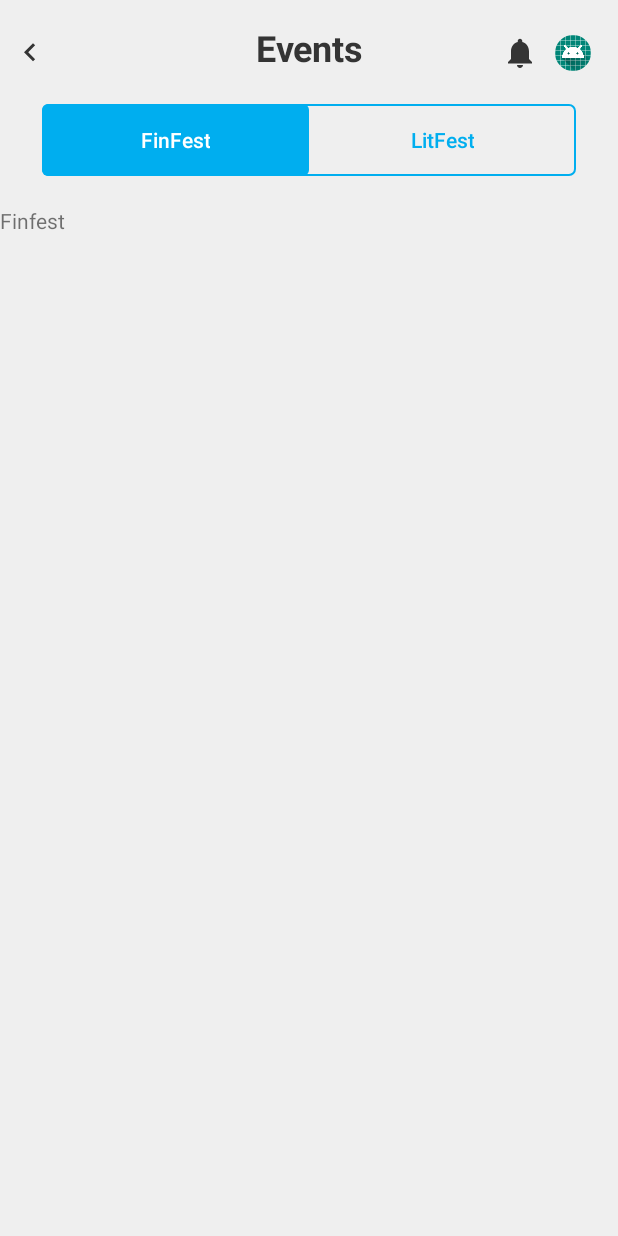
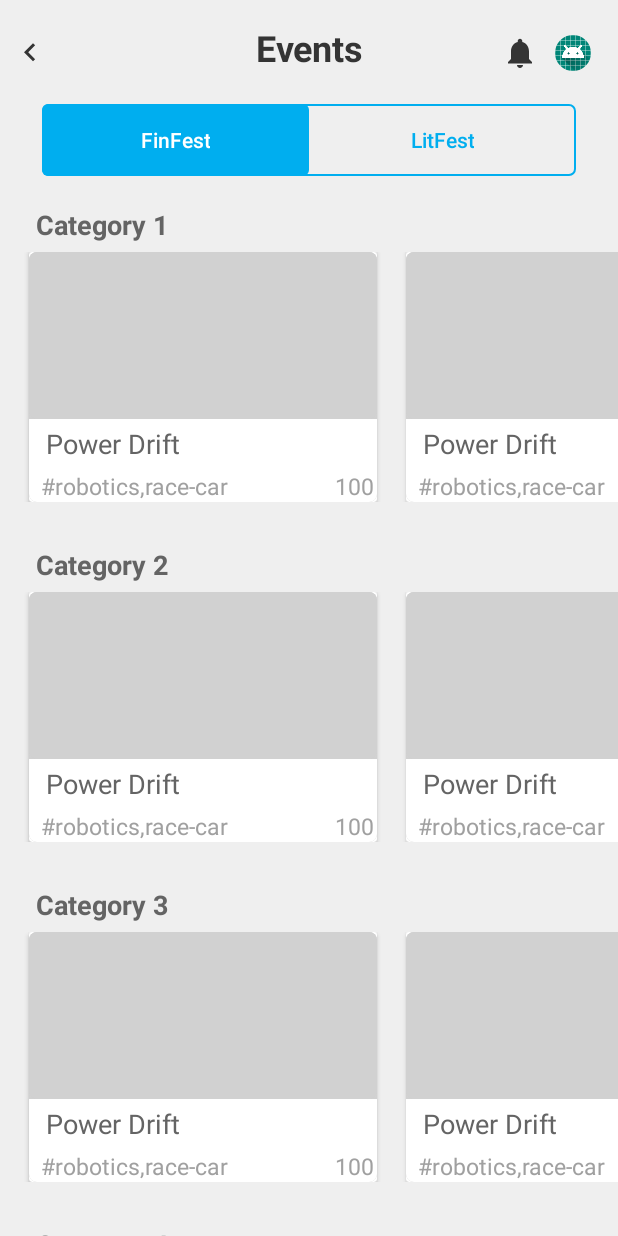
Before and after one commit to mdg-iitr/cognizance19, an Android app: the screen it shows after launch (MainActivity), on a phone screen of 412 x 824 dp. Run offline under Robolectric (Android 15) with nearby library versions, the phone set to English and light mode, and no system bars; our stand-ins replace CircleImageView.

Commit message:
Add nested recycler view in finfest fragment

```diff
--- /dev/null
+++ b/app/src/main/java/com/mdgiitr/karthik/cognizance19/adapters/FinfestAdapter.java
@@ -0,0 +1,61 @@
+package com.mdgiitr.karthik.cognizance19.adapters;
+
+import android.content.Context;
+import android.support.annotation.NonNull;
+import android.support.v7.widget.LinearLayoutManager;
+import android.support.v7.widget.RecyclerView;
+import android.view.LayoutInflater;
+import android.view.View;
+import android.view.ViewGroup;
+import android.widget.TextView;
+
+import com.mdgiitr.karthik.cognizance19.R;
+import com.mdgiitr.karthik.cognizance19.models.EventModel;
+import com.mdgiitr.karthik.cognizance19.models.FinfestModel;
+
+import java.util.List;
+
+public class FinfestAdapter extends RecyclerView.Adapter<FinfestAdapter.FinfestViewHolder> {
+    List<FinfestModel> list;
+    Context context;
+
+    public FinfestAdapter(Context context, List<FinfestModel> list) {
+        this.context = context;
+        this.list = list;
+    }
+
+    @NonNull
+    @Override
+    public FinfestViewHolder onCreateViewHolder(@NonNull ViewGroup parent, int i) {
+        View itemView = LayoutInflater.from(parent.getContext())
+                .inflate(R.layout.list_item_finfest, parent, false);
+
+        return new FinfestViewHolder(itemView);
+    }
+
+    @Override
+    public void onBindViewHolder(@NonNull FinfestViewHolder holder, int position) {
+        FinfestModel finfestModel = list.get(position);
+
+        holder.category.setText(finfestModel.getCategory());
+        List<EventModel> eventModelList = finfestModel.getEventList();
+        holder.recyclerView.setLayoutManager(new LinearLayoutManager(context,LinearLayoutManager.HORIZONTAL,false));
+        holder.recyclerView.setAdapter(new FinfestEventAdapter(eventModelList));
+    }
+
+    @Override
+    public int getItemCount() {
+        return list.size();
+    }
+
+    public class FinfestViewHolder extends RecyclerView.ViewHolder{
+        public TextView category;
+        public RecyclerView recyclerView;
+
+        public FinfestViewHolder(@NonNull View itemView) {
+            super(itemView);
+            category = itemView.findViewById(R.id.finfest_category);
+            recyclerView = itemView.findViewById(R.id.finfest_category_recyclerview);
+        }
+    }
+}
--- /dev/null
+++ b/app/src/main/java/com/mdgiitr/karthik/cognizance19/adapters/FinfestEventAdapter.java
@@ -0,0 +1,61 @@
+package com.mdgiitr.karthik.cognizance19.adapters;
+
+import android.support.annotation.NonNull;
+import android.support.v7.widget.RecyclerView;
+import android.view.LayoutInflater;
+import android.view.View;
+import android.view.ViewGroup;
+import android.widget.ImageView;
+import android.widget.TextView;
+
+import com.mdgiitr.karthik.cognizance19.R;
+import com.mdgiitr.karthik.cognizance19.models.EventModel;
+
+import java.util.List;
+
+public class FinfestEventAdapter extends RecyclerView.Adapter<FinfestEventAdapter.FinfestEventViewHolder> {
+    List<EventModel> eventList;
+
+    public FinfestEventAdapter(List<EventModel> eventList) {
+        this.eventList = eventList;
+    }
+
+    @NonNull
+    @Override
+    public FinfestEventViewHolder onCreateViewHolder(@NonNull ViewGroup parent, int viewType) {
+        View itemView = LayoutInflater.from(parent.getContext())
+                .inflate(R.layout.list_item_finfest_event, parent, false);
+
+        return new FinfestEventViewHolder(itemView);
+    }
+
+    @Override
+    public void onBindViewHolder(@NonNull FinfestEventViewHolder holder, int position) {
+        EventModel model = eventList.get(position);
+
+        // holder.eventPic.setImage(getFromGlide(model.getImageURL()))
+        holder.eventPic.setImageResource(R.drawable.home_menu_gray_card);
+        holder.eventName.setText(model.getEventName());
+        holder.eventCategory.setText(model.getEventCategory());
+        holder.eventFollower.setText(model.getEventFollowers());
+
+    }
+
+    @Override
+    public int getItemCount() {
+        return eventList.size();
+    }
+
+    public class FinfestEventViewHolder extends RecyclerView.ViewHolder {
+        public ImageView eventPic;
+        public TextView eventName, eventCategory, eventFollower;
+
+        public FinfestEventViewHolder(@NonNull View itemView) {
+            super(itemView);
+            eventPic = itemView.findViewById(R.id.finfest_event_image);
+            eventName = itemView.findViewById(R.id.finfest_event_name);
+            eventCategory = itemView.findViewById(R.id.finfest_event_catagory);
+            eventFollower = itemView.findViewById(R.id.finfest_event_followers);
+        }
+    }
+}
--- a/app/src/main/java/com/mdgiitr/karthik/cognizance19/adapters/HomeMenuEventAdapter.java
+++ b/app/src/main/java/com/mdgiitr/karthik/cognizance19/adapters/HomeMenuEventAdapter.java
@@ -10,15 +10,15 @@ import android.widget.ImageView;
 import android.widget.TextView;
 
 import com.mdgiitr.karthik.cognizance19.R;
-import com.mdgiitr.karthik.cognizance19.models.HomeMenuEventModel;
+import com.mdgiitr.karthik.cognizance19.models.EventModel;
 
 import java.util.List;
 
 public class HomeMenuEventAdapter extends RecyclerView.Adapter<HomeMenuEventAdapter.HomeMenuEventViewHolder> {
     Context context;
-    List<HomeMenuEventModel> myList;
+    List<EventModel> myList;
 
-    public HomeMenuEventAdapter(Context context, List<HomeMenuEventModel> myList) {
+    public HomeMenuEventAdapter(Context context, List<EventModel> myList) {
         this.context = context;
         this.myList = myList;
     }
@@ -34,7 +34,7 @@ public class HomeMenuEventAdapter extends RecyclerView.Adapter<HomeMenuEventAdap
 
     @Override
     public void onBindViewHolder(@NonNull HomeMenuEventViewHolder holder, int position) {
-        HomeMenuEventModel model = myList.get(position);
+        EventModel model = myList.get(position);
 
         // holder.eventPic.setImage(getFromGlide(model.getImageURL()))
         holder.eventPic.setImageResource(R.drawable.home_menu_gray_card);
--- a/app/src/main/java/com/mdgiitr/karthik/cognizance19/adapters/HomeMenuWorkshopAdapter.java
+++ b/app/src/main/java/com/mdgiitr/karthik/cognizance19/adapters/HomeMenuWorkshopAdapter.java
@@ -10,15 +10,15 @@ import android.widget.ImageView;
 import android.widget.TextView;
 
 import com.mdgiitr.karthik.cognizance19.R;
-import com.mdgiitr.karthik.cognizance19.models.HomeMenuEventModel;
+import com.mdgiitr.karthik.cognizance19.models.EventModel;
 
 import java.util.List;
 
 public class HomeMenuWorkshopAdapter extends RecyclerView.Adapter<HomeMenuWorkshopAdapter.HomeMenuWorkshopViewHolder> {
     Context context;
-    List<HomeMenuEventModel> list;
+    List<EventModel> list;
 
-    public HomeMenuWorkshopAdapter(Context context, List<HomeMenuEventModel> list) {
+    public HomeMenuWorkshopAdapter(Context context, List<EventModel> list) {
         this.context = context;
         this.list = list;
     }
@@ -32,7 +32,7 @@ public class HomeMenuWorkshopAdapter extends RecyclerView.Adapter<HomeMenuWorksh
 
     @Override
     public void onBindViewHolder(@NonNull HomeMenuWorkshopViewHolder holder, int position) {
-        HomeMenuEventModel model = list.get(position);
+        EventModel model = list.get(position);
 
 //        holder.eventPic.setImageBitmap(getImageFromGlide(model.getEventPicURl()));
         holder.eventPic.setImageResource(R.drawable.home_menu_gray_card);
--- a/app/src/main/java/com/mdgiitr/karthik/cognizance19/models/HomeMenuEventModel.java
+++ b/app/src/main/java/com/mdgiitr/karthik/cognizance19/models/EventModel.java
@@ -2,10 +2,10 @@ package com.mdgiitr.karthik.cognizance19.models;
 
 import android.graphics.Bitmap;
 
-public class HomeMenuEventModel {
+public class EventModel {
     private String eventName, eventCategory, eventFollowers, eventPicURL;
 
-    public HomeMenuEventModel() {
+    public EventModel() {
     }
 
     public String getEventPicURl() {
--- /dev/null
+++ b/app/src/main/java/com/mdgiitr/karthik/cognizance19/models/FinfestModel.java
@@ -0,0 +1,27 @@
+package com.mdgiitr.karthik.cognizance19.models;
+
+import java.util.List;
+
+public class FinfestModel {
+    private String category;
+    private List<EventModel> eventList;
+
+    public FinfestModel() {
+    }
+
+    public String getCategory() {
+        return category;
+    }
+
+    public void setCategory(String category) {
+        this.category = category;
+    }
+
+    public List<EventModel> getEventList() {
+        return eventList;
+    }
+
+    public void setEventList(List<EventModel> eventList) {
+        this.eventList = eventList;
+    }
+}
--- a/app/src/main/java/com/mdgiitr/karthik/cognizance19/view/EventFinfestFragment.java
+++ b/app/src/main/java/com/mdgiitr/karthik/cognizance19/view/EventFinfestFragment.java
@@ -2,18 +2,54 @@ package com.mdgiitr.karthik.cognizance19.view;
 
 import android.os.Bundle;
 import android.support.v4.app.Fragment;
+import android.support.v7.widget.LinearLayoutManager;
+import android.support.v7.widget.RecyclerView;
 import android.view.LayoutInflater;
 import android.view.View;
 import android.view.ViewGroup;
 
 import com.mdgiitr.karthik.cognizance19.R;
+import com.mdgiitr.karthik.cognizance19.adapters.FinfestAdapter;
+import com.mdgiitr.karthik.cognizance19.models.EventModel;
+import com.mdgiitr.karthik.cognizance19.models.FinfestModel;
+
+import java.util.ArrayList;
+import java.util.List;
 
 public class EventFinfestFragment extends Fragment {
+    private RecyclerView recyclerView;
+    private FinfestAdapter adapter;
+    private List<FinfestModel> list;
 
     @Override
     public View onCreateView(LayoutInflater inflater, ViewGroup container,
                              Bundle savedInstanceState) {
         // Inflate the layout for this fragment
-        return inflater.inflate(R.layout.fragment_event_finfest, container, false);
+        View view = inflater.inflate(R.layout.fragment_event_finfest, container, false);
+
+        recyclerView = view.findViewById(R.id.finfest_recyclerview);
+        list = new ArrayList<>();
+        adapter = new FinfestAdapter(getContext(),list);
+
+        for (int i=1;i<=5;i++){
+            FinfestModel finfestModel = new FinfestModel();
+            finfestModel.setCategory("Category " + i);
+            List<EventModel> eventModelList = new ArrayList<>();
+            for (int j=0;j<9;j++){
+                EventModel eventModel = new EventModel();
+                eventModel.setEventName("Power Drift");
+                eventModel.setEventCategory("#robotics,race-car");
+                eventModel.setEventFollowers("100 followers");
+                eventModelList.add(eventModel);
+            }
+            finfestModel.setEventList(eventModelList);
+            list.add(finfestModel);
+        }
+
+        adapter.notifyDataSetChanged();
+        recyclerView.setLayoutManager(new LinearLayoutManager(getContext()));
+        recyclerView.setAdapter(adapter)
+        ;
+        return view;
     }
 }
--- a/app/src/main/java/com/mdgiitr/karthik/cognizance19/view/HomeMenuFragment.java
+++ b/app/src/main/java/com/mdgiitr/karthik/cognizance19/view/HomeMenuFragment.java
@@ -12,14 +12,14 @@ import com.mdgiitr.karthik.cognizance19.R;
 import com.mdgiitr.karthik.cognizance19.adapters.HomeMenuEventAdapter;
 import com.mdgiitr.karthik.cognizance19.adapters.HomeMenuTechtainmentAdapter;
 import com.mdgiitr.karthik.cognizance19.adapters.HomeMenuWorkshopAdapter;
-import com.mdgiitr.karthik.cognizance19.models.HomeMenuEventModel;
+import com.mdgiitr.karthik.cognizance19.models.EventModel;
 
 import java.util.ArrayList;
 import java.util.List;
 
 public class HomeMenuFragment extends Fragment {
     private RecyclerView eventRecyclerView, workshopRecyclerView, techtainmentRecyclerView, guestRecyclerView;
-    private List<HomeMenuEventModel> eventList, workshopList;
+    private List<EventModel> eventList, workshopList;
     private List<String> techtainmentURL, guestURL;
     private HomeMenuEventAdapter eventAdapter;
     private HomeMenuWorkshopAdapter workshopAdapter;
@@ -46,13 +46,13 @@ public class HomeMenuFragment extends Fragment {
         techtainmentAdapter = new HomeMenuTechtainmentAdapter(getContext(),techtainmentURL);
         guestAdapter = new HomeMenuTechtainmentAdapter(getContext(), guestURL);
 
-        HomeMenuEventModel eventModel = new HomeMenuEventModel();
+        EventModel eventModel = new EventModel();
         eventModel.setEventName("Armageddon");
         eventModel.setEventCategory("#robotics, bot-wars");
         eventModel.setEventFollowers("100 followers");
         eventList.add(eventModel);
 
-        HomeMenuEventModel eventModel1 = new HomeMenuEventModel();
+        EventModel eventModel1 = new EventModel();
         eventModel1.setEventName("Powerdrift");
         eventModel1.setEventCategory("#robotics, race-car");
         eventModel1.setEventFollowers("70 followers");
--- a/app/src/main/res/layout/fragment_event_finfest.xml
+++ b/app/src/main/res/layout/fragment_event_finfest.xml
@@ -6,10 +6,8 @@
     android:background="#ffefefef"
     tools:context=".view.EventFinfestFragment">
 
-    <!-- TODO: Update blank fragment layout -->
-    <TextView
+    <android.support.v7.widget.RecyclerView
+        android:id="@+id/finfest_recyclerview"
         android:layout_width="match_parent"
-        android:layout_height="match_parent"
-        android:text="Finfest" />
-
+        android:layout_height="wrap_content"/>
 </FrameLayout>
--- /dev/null
+++ b/app/src/main/res/layout/list_item_finfest.xml
@@ -0,0 +1,25 @@
+<?xml version="1.0" encoding="utf-8"?>
+<LinearLayout
+    xmlns:android="http://schemas.android.com/apk/res/android"
+    android:layout_width="wrap_content"
+    android:layout_height="wrap_content"
+    android:orientation="vertical">
+
+    <TextView
+        android:id="@+id/finfest_category"
+        android:layout_width="match_parent"
+        android:layout_height="match_parent"
+        android:layout_marginStart="24dp"
+        android:textSize="18sp"
+        android:textColor="#ff646464"
+        android:textStyle="bold">
+    </TextView>
+
+    <android.support.v7.widget.RecyclerView
+        android:id="@+id/finfest_category_recyclerview"
+        android:layout_width="wrap_content"
+        android:layout_height="wrap_content"
+        android:layout_marginBottom="29dp"
+        android:layout_marginTop="6dp"/>
+
+</LinearLayout>
--- a/app/src/main/res/layout/list_item_home_menu_workshop.xml
+++ b/app/src/main/res/layout/list_item_finfest_event.xml
@@ -2,7 +2,7 @@
 <android.support.v7.widget.CardView xmlns:android="http://schemas.android.com/apk/res/android"
     android:layout_width="wrap_content"
     android:layout_height="wrap_content"
-    android:layout_marginEnd="15dp">
+    android:layout_marginStart="19dp">
 
     <LinearLayout
         android:layout_width="wrap_content"
@@ -11,9 +11,9 @@
         android:orientation="vertical">
 
         <ImageView
-            android:id="@+id/home_menu_workshop_image"
-            android:layout_width="300dp"
-            android:layout_height="150dp" />
+            android:id="@+id/finfest_event_image"
+            android:layout_width="232dp"
+            android:layout_height="111dp" />
 
         <RelativeLayout
             android:layout_width="match_parent"
@@ -21,7 +21,7 @@
             android:background="@drawable/home_menu_white_card">
 
             <TextView
-                android:id="@+id/home_menu_workshop_name"
+                android:id="@+id/finfest_event_name"
                 android:layout_width="match_parent"
                 android:layout_height="wrap_content"
                 android:layout_alignParentStart="true"
@@ -32,10 +32,10 @@
                 android:textSize="18sp" />
 
             <TextView
-                android:id="@+id/home_menu_workshop_catagory"
+                android:id="@+id/finfest_event_catagory"
                 android:layout_width="wrap_content"
                 android:layout_height="wrap_content"
-                android:layout_below="@id/home_menu_workshop_name"
+                android:layout_below="@id/finfest_event_name"
                 android:layout_alignParentStart="true"
                 android:layout_marginStart="8dp"
                 android:layout_marginTop="5dp"
@@ -43,15 +43,15 @@
                 android:textSize="15sp" />
 
             <TextView
-                android:id="@+id/home_menu_workshop_followers"
+                android:id="@+id/finfest_event_followers"
                 android:layout_width="wrap_content"
                 android:layout_height="wrap_content"
-                android:layout_below="@id/home_menu_workshop_name"
+                android:layout_below="@id/finfest_event_name"
                 android:layout_alignParentEnd="true"
                 android:layout_marginStart="4dp"
                 android:layout_marginTop="5dp"
                 android:layout_marginEnd="2dp"
-                android:layout_toEndOf="@id/home_menu_workshop_catagory"
+                android:layout_toEndOf="@id/finfest_event_catagory"
                 android:textAlignment="viewEnd"
                 android:textColor="#ffa0a0a0"
                 android:textSize="15sp" />
--- a/app/src/main/res/layout/list_item_home_menu_event.xml
+++ b/app/src/main/res/layout/list_item_home_menu_event.xml
@@ -12,8 +12,8 @@
 
         <ImageView
             android:id="@+id/home_menu_event_image"
-            android:layout_width="250dp"
-            android:layout_height="160dp" />
+            android:layout_width="232dp"
+            android:layout_height="111dp" />
 
         <RelativeLayout
             android:layout_width="match_parent"
```
